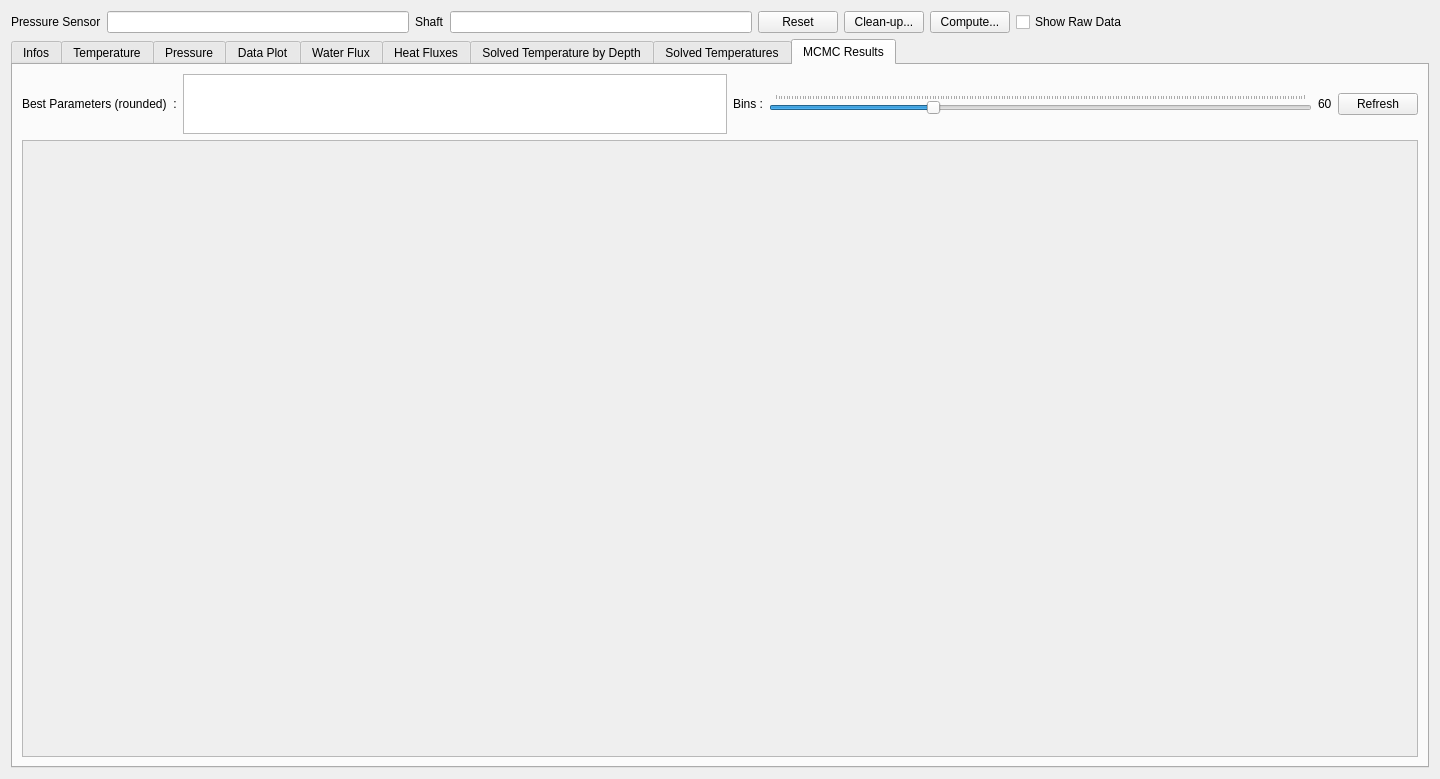
Qt form molonaviz/widgetpoint.ui (SandraClodion/projet_molonaviz) before a commit.
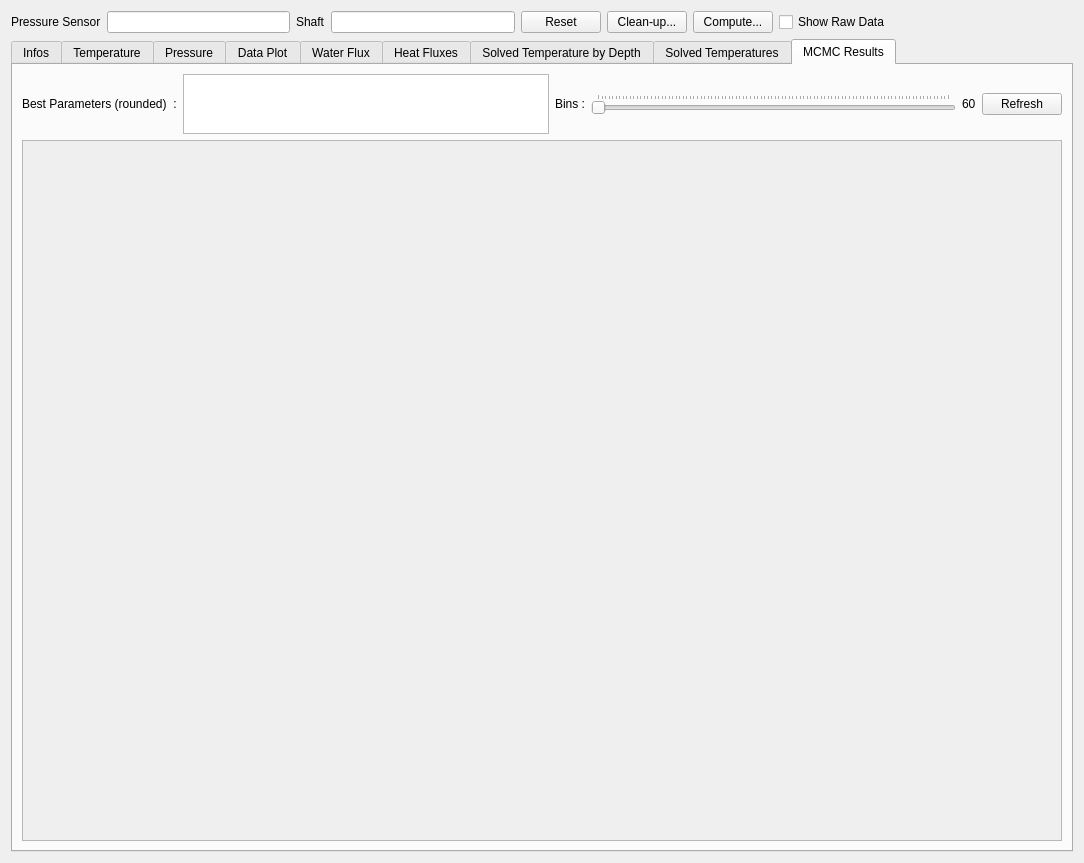
The same form after that commit. The open tabs and pages were chosen to show the change.

What changed in the file:
```diff
--- a/molonaviz/widgetpoint.ui
+++ b/molonaviz/widgetpoint.ui
@@ -6,8 +6,8 @@
    <rect>
     <x>0</x>
     <y>0</y>
-    <width>1440</width>
-    <height>779</height>
+    <width>1084</width>
+    <height>863</height>
    </rect>
   </property>
   <property name="windowTitle">
@@ -599,14 +599,8 @@
          </item>
          <item>
           <widget class="QSlider" name="horizontalSliderBins">
-           <property name="minimum">
-            <number>1</number>
-           </property>
-           <property name="maximum">
-            <number>200</number>
-           </property>
            <property name="value">
-            <number>60</number>
+            <number>0</number>
            </property>
            <property name="orientation">
             <enum>Qt::Horizontal</enum>
```
Left out of the diff: 10 changed lines with no effect on the pictures.
